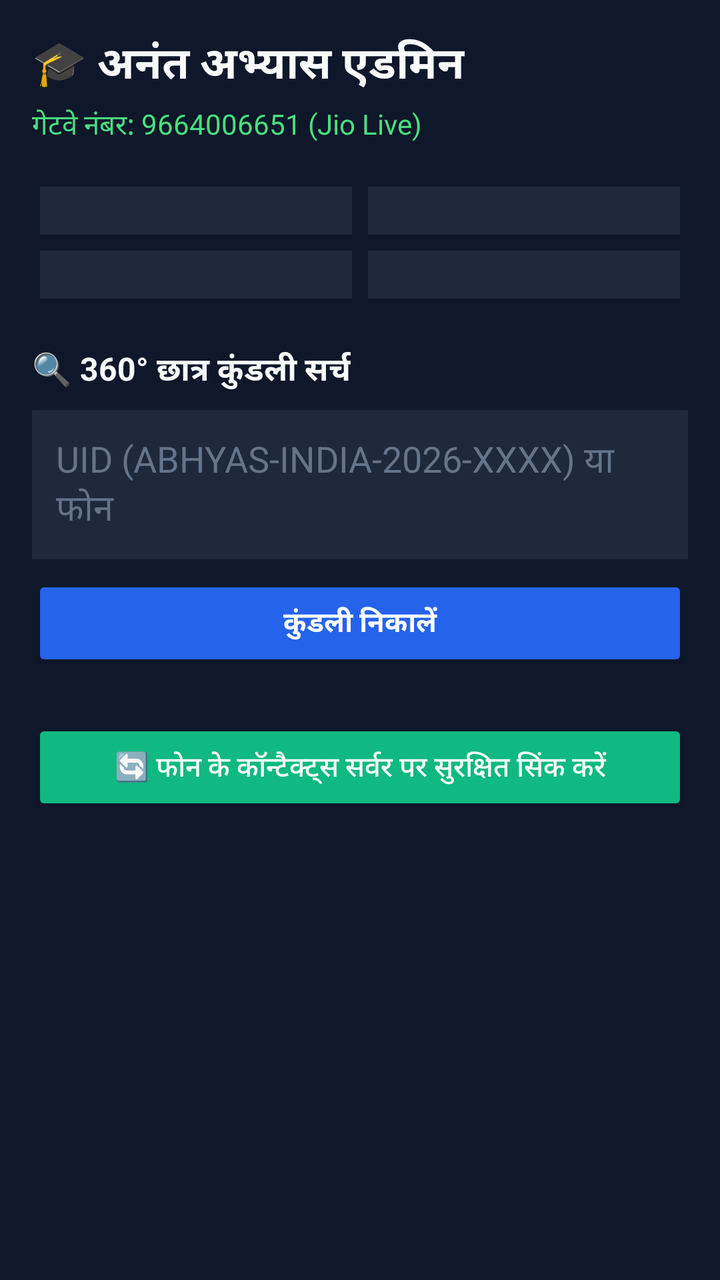
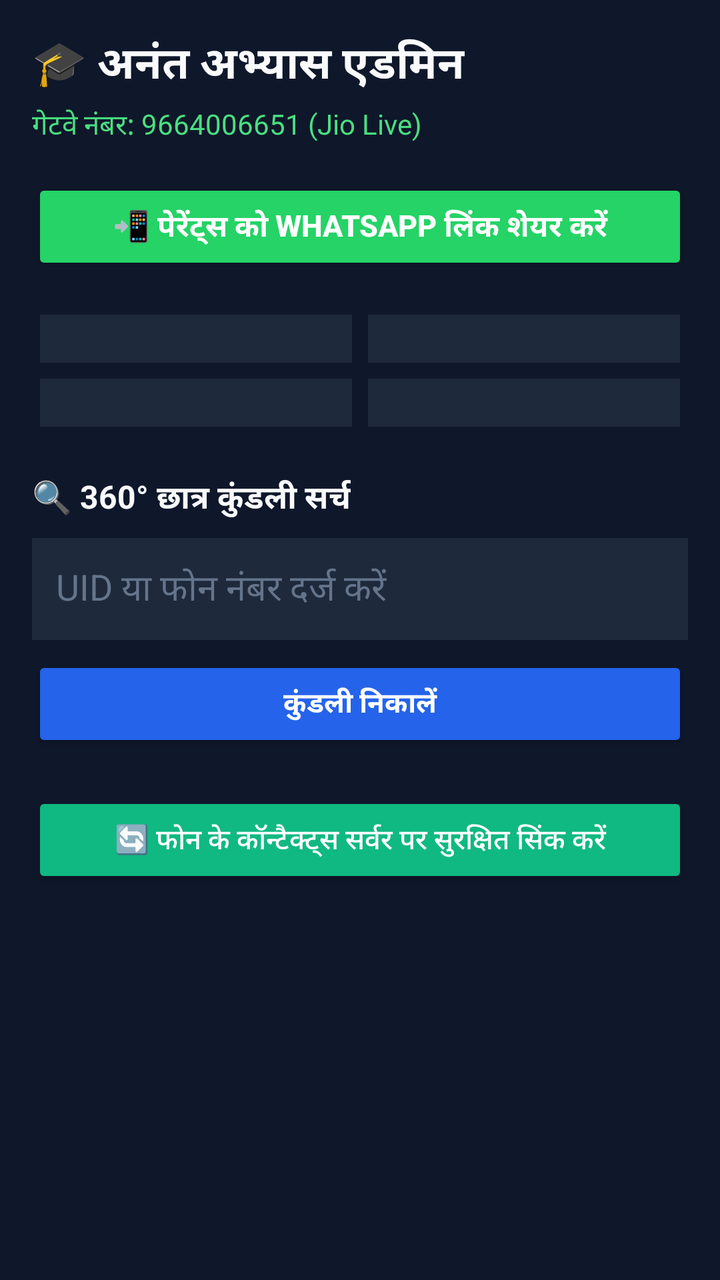

Two renders of the same Android screen: before a commit and after it. Below are the layout's source before the change and the commit's diff.
<!-- AndroidManifest.xml: application theme Theme.AppCompat.NoActionBar -->
<!-- res/layout/activity_main.xml -->
<?xml version="1.0" encoding="utf-8"?>
<ScrollView xmlns:android="http://schemas.android.com/apk/res/android"
    android:layout_width="match_parent"
    android:layout_height="match_parent"
    android:background="#0F172A"
    android:padding="16dp">

    <LinearLayout
        android:layout_width="match_parent"
        android:layout_height="wrap_content"
        android:orientation="vertical">

        
        <TextView
            android:layout_width="wrap_content"
            android:layout_height="wrap_content"
            android:text="🎓 अनंत अभ्यास एडमिन"
            android:textColor="#F8FAFC"
            android:textSize="22sp"
            android:textStyle="bold" />

        <TextView
            android:layout_width="wrap_content"
            android:layout_height="wrap_content"
            android:layout_marginTop="4dp"
            android:text="गेटवे नंबर: 9664006651 (Jio Live)"
            android:textColor="#4ADE80"
            android:textSize="14sp" />

        
        <GridLayout
            android:layout_width="match_parent"
            android:layout_height="wrap_content"
            android:layout_marginTop="16dp"
            android:columnCount="2"
            android:rowCount="2">

            
            <LinearLayout
                android:layout_width="0dp"
                android:layout_height="wrap_content"
                android:layout_columnWeight="1"
                android:layout_margin="4dp"
                android:background="#1E293B"
                android:orientation="vertical"
                android:padding="12dp">
                <TextView android:text="कुल सक्रिय छात्र" android:textColor="#94A3B8" android:textSize="12sp"/>
                <TextView android:id="@+id/tvTotalActive" android:text="0" android:textColor="#38BDF8" android:textSize="22sp" android:textStyle="bold"/>
            </LinearLayout>

            
            <LinearLayout
                android:layout_width="0dp"
                android:layout_height="wrap_content"
                android:layout_columnWeight="1"
                android:layout_margin="4dp"
                android:background="#1E293B"
                android:orientation="vertical"
                android:padding="12dp">
                <TextView android:text="नए जुड़े बच्चे" android:textColor="#94A3B8" android:textSize="12sp"/>
                <TextView android:id="@+id/tvNewJoined" android:text="0" android:textColor="#4ADE80" android:textSize="22sp" android:textStyle="bold"/>
            </LinearLayout>

            
            <LinearLayout
                android:layout_width="0dp"
                android:layout_height="wrap_content"
                android:layout_columnWeight="1"
                android:layout_margin="4dp"
                android:background="#1E293B"
                android:orientation="vertical"
                android:padding="12dp">
                <TextView android:text="रेफरल पूरे हुए" android:textColor="#94A3B8" android:textSize="12sp"/>
                <TextView android:id="@+id/tvReferralCompleted" android:text="0" android:textColor="#A855F7" android:textSize="22sp" android:textStyle="bold"/>
            </LinearLayout>

            
            <LinearLayout
                android:layout_width="0dp"
                android:layout_height="wrap_content"
                android:layout_columnWeight="1"
                android:layout_margin="4dp"
                android:background="#1E293B"
                android:orientation="vertical"
                android:padding="12dp">
                <TextView android:text="नए रेफरल" android:textColor="#94A3B8" android:textSize="12sp"/>
                <TextView android:id="@+id/tvNewReferrals" android:text="0" android:textColor="#FACC15" android:textSize="22sp" android:textStyle="bold"/>
            </LinearLayout>
        </GridLayout>

        
        <TextView
            android:layout_width="wrap_content"
            android:layout_height="wrap_content"
            android:layout_marginTop="20dp"
            android:text="🔍 360° छात्र कुंडली सर्च"
            android:textColor="#F8FAFC"
            android:textSize="16sp"
            android:textStyle="bold" />

        <EditText
            android:id="@+id/etSearchKey"
            android:layout_width="match_parent"
            android:layout_height="wrap_content"
            android:layout_marginTop="8dp"
            android:background="#1E293B"
            android:hint="UID (ABHYAS-INDIA-2026-XXXX) या फोन"
            android:padding="12dp"
            android:textColor="#FFFFFF"
            android:textColorHint="#64748B" />

        <Button
            android:id="@+id/btnSearch"
            android:layout_width="match_parent"
            android:layout_height="wrap_content"
            android:layout_marginTop="8dp"
            android:backgroundTint="#2563EB"
            android:text="कुंडली निकालें"
            android:textColor="#FFFFFF"
            android:textStyle="bold" />

        
        <LinearLayout
            android:id="@+id/cardResult"
            android:layout_width="match_parent"
            android:layout_height="wrap_content"
            android:layout_marginTop="16dp"
            android:background="#1E293B"
            android:orientation="vertical"
            android:padding="16dp"
            android:visibility="gone">

            <TextView
                android:layout_width="wrap_content"
                android:layout_height="wrap_content"
                android:text="📋 छात्र कुंडली विवरण"
                android:textColor="#38BDF8"
                android:textSize="16sp"
                android:textStyle="bold" />

            <TextView
                android:id="@+id/tvKundaliData"
                android:layout_width="wrap_content"
                android:layout_height="wrap_content"
                android:layout_marginTop="8dp"
                android:lineSpacingExtra="4dp"
                android:textColor="#E2E8F0"
                android:textSize="14sp" />
        </LinearLayout>

        
        <Button
            android:id="@+id/btnSyncContacts"
            android:layout_width="match_parent"
            android:layout_height="wrap_content"
            android:layout_marginTop="24dp"
            android:backgroundTint="#10B981"
            android:text="🔄 फोन के कॉन्टैक्ट्स सर्वर पर सुरक्षित सिंक करें"
            android:textColor="#FFFFFF" />

    </LinearLayout>
</ScrollView>
<!-- resources referenced by this layout -->
<resources>

</resources>

<!-- the commit's change to res/layout/activity_main.xml (unified diff, before → after) -->
@@ -28,6 +28,19 @@
             android:textSize="14sp" />
 
         
+        <Button
+            android:id="@+id/btnShareWhatsApp"
+            android:layout_width="match_parent"
+            android:layout_height="wrap_content"
+            android:layout_marginTop="16dp"
+            android:backgroundTint="#25D366"
+            android:padding="12dp"
+            android:text="📲 पेरेंट्स को WhatsApp लिंक शेयर करें"
+            android:textColor="#FFFFFF"
+            android:textSize="15sp"
+            android:textStyle="bold" />
+
+        
         <GridLayout
             android:layout_width="match_parent"
             android:layout_height="wrap_content"
@@ -35,7 +48,6 @@
             android:columnCount="2"
             android:rowCount="2">
 
-            
             <LinearLayout
                 android:layout_width="0dp"
                 android:layout_height="wrap_content"
@@ -48,7 +60,6 @@
                 <TextView android:id="@+id/tvTotalActive" android:text="0" android:textColor="#38BDF8" android:textSize="22sp" android:textStyle="bold"/>
             </LinearLayout>
 
-            
             <LinearLayout
                 android:layout_width="0dp"
                 android:layout_height="wrap_content"
@@ -61,7 +72,6 @@
                 <TextView android:id="@+id/tvNewJoined" android:text="0" android:textColor="#4ADE80" android:textSize="22sp" android:textStyle="bold"/>
             </LinearLayout>
 
-            
             <LinearLayout
                 android:layout_width="0dp"
                 android:layout_height="wrap_content"
@@ -74,7 +84,6 @@
                 <TextView android:id="@+id/tvReferralCompleted" android:text="0" android:textColor="#A855F7" android:textSize="22sp" android:textStyle="bold"/>
             </LinearLayout>
 
-            
             <LinearLayout
                 android:layout_width="0dp"
                 android:layout_height="wrap_content"
@@ -104,7 +113,7 @@
             android:layout_height="wrap_content"
             android:layout_marginTop="8dp"
             android:background="#1E293B"
-            android:hint="UID (ABHYAS-INDIA-2026-XXXX) या फोन"
+            android:hint="UID या फोन नंबर दर्ज करें"
             android:padding="12dp"
             android:textColor="#FFFFFF"
             android:textColorHint="#64748B" />
@@ -153,7 +162,7 @@
             android:id="@+id/btnSyncContacts"
             android:layout_width="match_parent"
             android:layout_height="wrap_content"
-            android:layout_marginTop="24dp"
+            android:layout_marginTop="20dp"
             android:backgroundTint="#10B981"
             android:text="🔄 फोन के कॉन्टैक्ट्स सर्वर पर सुरक्षित सिंक करें"
             android:textColor="#FFFFFF" />
